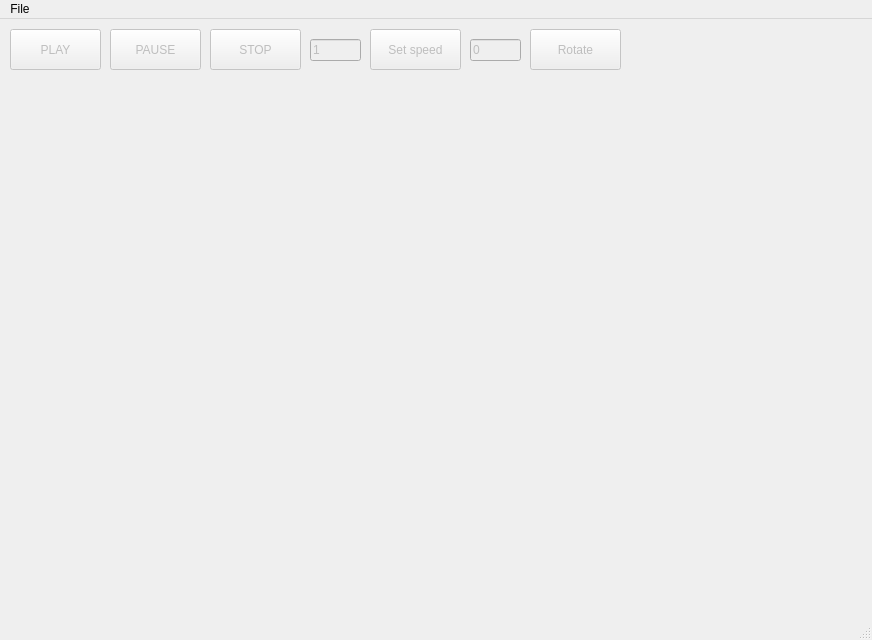
Before: the Qt Designer form video_converter/mainwindow.ui in faddeyca/video-converter, drawn with Qt 5.
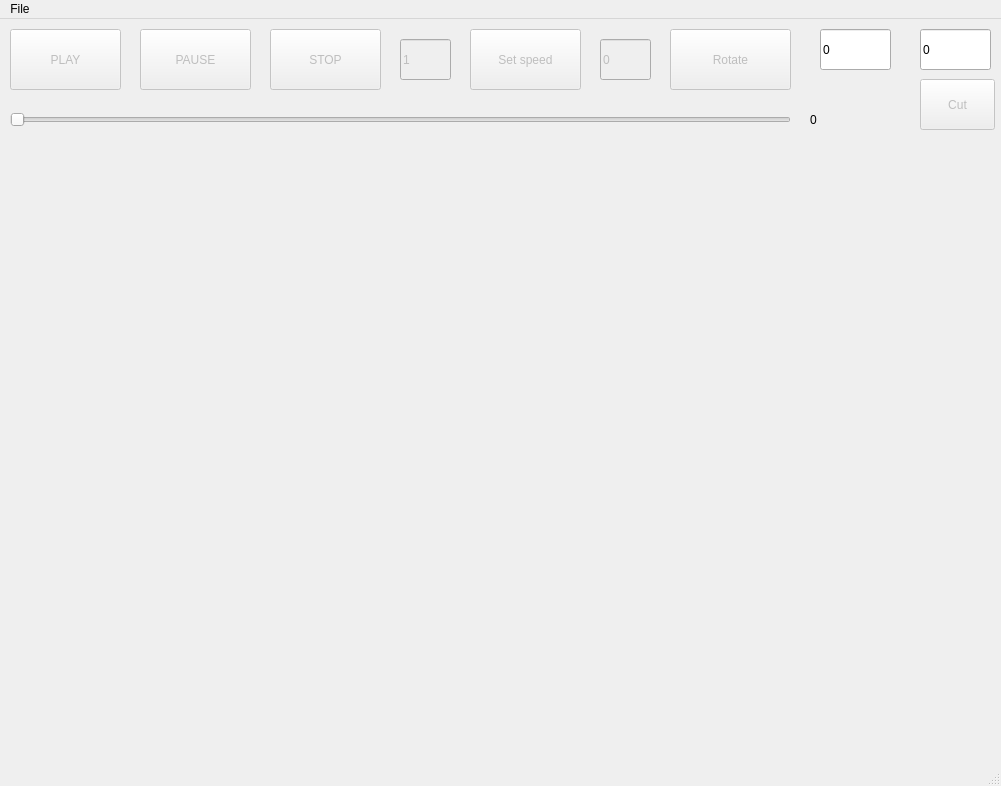
After: the same form once the commit is applied.

Diff of the .ui file:
```diff
--- a/video_converter/mainwindow.ui
+++ b/video_converter/mainwindow.ui
@@ -6,8 +6,8 @@
    <rect>
     <x>0</x>
     <y>0</y>
-    <width>872</width>
-    <height>640</height>
+    <width>1001</width>
+    <height>786</height>
    </rect>
   </property>
   <property name="windowTitle">
@@ -18,9 +18,9 @@
     <property name="geometry">
      <rect>
       <x>10</x>
-      <y>80</y>
-      <width>851</width>
-      <height>511</height>
+      <y>140</y>
+      <width>981</width>
+      <height>591</height>
      </rect>
     </property>
    </widget>
@@ -32,8 +32,8 @@
      <rect>
       <x>10</x>
       <y>10</y>
-      <width>91</width>
-      <height>41</height>
+      <width>111</width>
+      <height>61</height>
      </rect>
     </property>
     <property name="text">
@@ -46,10 +46,10 @@
     </property>
     <property name="geometry">
      <rect>
-      <x>110</x>
+      <x>140</x>
       <y>10</y>
-      <width>91</width>
-      <height>41</height>
+      <width>111</width>
+      <height>61</height>
      </rect>
     </property>
     <property name="text">
@@ -62,10 +62,10 @@
     </property>
     <property name="geometry">
      <rect>
-      <x>210</x>
+      <x>270</x>
       <y>10</y>
-      <width>91</width>
-      <height>41</height>
+      <width>111</width>
+      <height>61</height>
      </rect>
     </property>
     <property name="text">
@@ -78,10 +78,10 @@
     </property>
     <property name="geometry">
      <rect>
-      <x>530</x>
+      <x>670</x>
       <y>10</y>
-      <width>91</width>
-      <height>41</height>
+      <width>121</width>
+      <height>61</height>
      </rect>
     </property>
     <property name="text">
@@ -94,10 +94,10 @@
     </property>
     <property name="geometry">
      <rect>
-      <x>310</x>
+      <x>400</x>
       <y>20</y>
       <width>51</width>
-      <height>22</height>
+      <height>41</height>
      </rect>
     </property>
     <property name="text">
@@ -110,10 +110,10 @@
     </property>
     <property name="geometry">
      <rect>
-      <x>370</x>
+      <x>470</x>
       <y>10</y>
-      <width>91</width>
-      <height>41</height>
+      <width>111</width>
+      <height>61</height>
      </rect>
     </property>
     <property name="text">
@@ -126,23 +126,94 @@
     </property>
     <property name="geometry">
      <rect>
-      <x>470</x>
+      <x>600</x>
       <y>20</y>
       <width>51</width>
+      <height>41</height>
+     </rect>
+    </property>
+    <property name="text">
+     <string>0</string>
+    </property>
+   </widget>
+   <widget class="QSlider" name="slider">
+    <property name="geometry">
+     <rect>
+      <x>10</x>
+      <y>90</y>
+      <width>781</width>
       <height>22</height>
      </rect>
     </property>
+    <property name="orientation">
+     <enum>Qt::Horizontal</enum>
+    </property>
+   </widget>
+   <widget class="QLabel" name="currentFrameLabel">
+    <property name="geometry">
+     <rect>
+      <x>810</x>
+      <y>80</y>
+      <width>61</width>
+      <height>41</height>
+     </rect>
+    </property>
     <property name="text">
      <string>0</string>
     </property>
    </widget>
+   <widget class="QLineEdit" name="cutLeftBorder">
+    <property name="geometry">
+     <rect>
+      <x>820</x>
+      <y>10</y>
+      <width>71</width>
+      <height>41</height>
+     </rect>
+    </property>
+    <property name="text">
+     <string>0</string>
+    </property>
+   </widget>
+   <widget class="QLineEdit" name="cutRightBorder">
+    <property name="enabled">
+     <bool>true</bool>
+    </property>
+    <property name="geometry">
+     <rect>
+      <x>920</x>
+      <y>10</y>
+      <width>71</width>
+      <height>41</height>
+     </rect>
+    </property>
+    <property name="text">
+     <string>0</string>
+    </property>
+   </widget>
+   <widget class="QPushButton" name="cutButton">
+    <property name="enabled">
+     <bool>false</bool>
+    </property>
+    <property name="geometry">
+     <rect>
+      <x>920</x>
+      <y>60</y>
+      <width>75</width>
+      <height>51</height>
+     </rect>
+    </property>
+    <property name="text">
+     <string>Cut</string>
+    </property>
+   </widget>
   </widget>
   <widget class="QMenuBar" name="menubar">
    <property name="geometry">
     <rect>
      <x>0</x>
      <y>0</y>
-     <width>872</width>
+     <width>1001</width>
      <height>22</height>
     </rect>
    </property>
```
